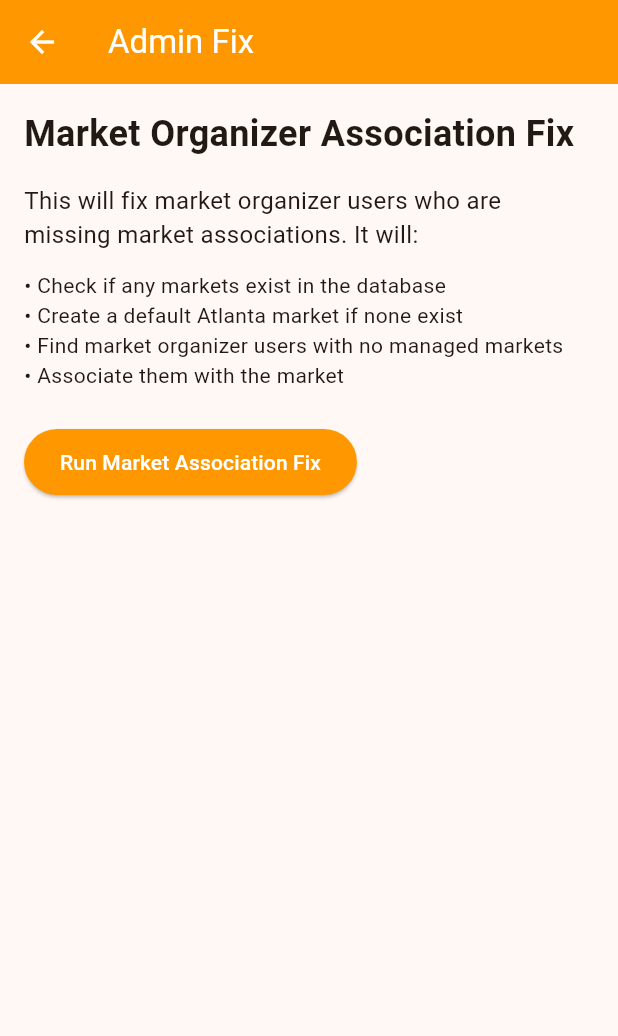
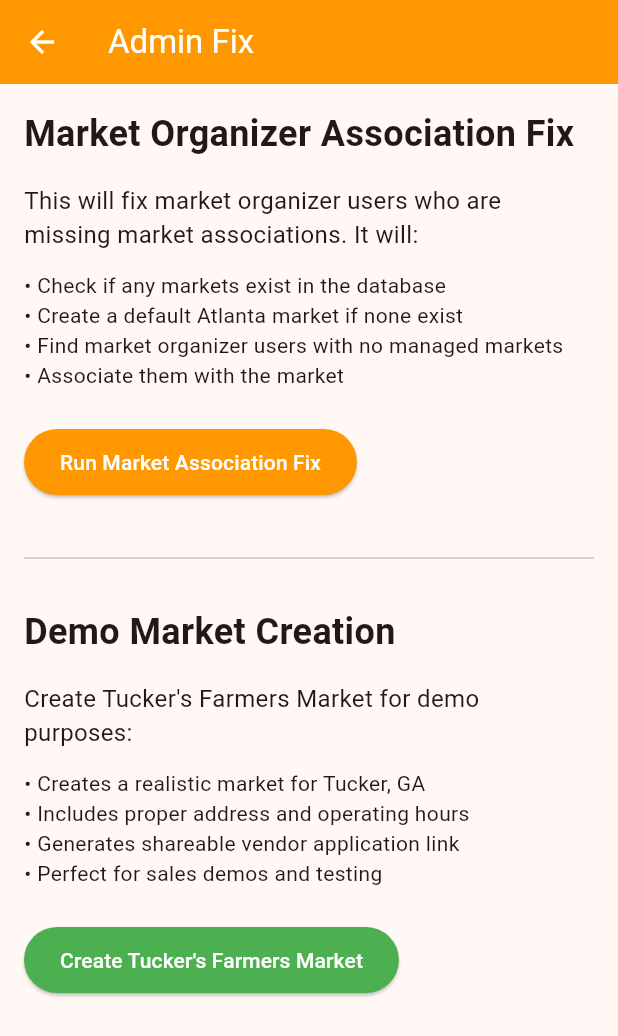
Before and after one commit to jwgillispie/hipop, a Flutter app: the AdminFixScreen screen opened by its route, on a phone screen of 412 x 824 dp. Shown: the top 1036 px of the screen. Run offline on Flutter 3.47's test engine with Material 3 defaults, Android fonts, the phone set to English and light mode, and no system bars; our stand-ins replace cached_network_image, cloud_firestore, equatable, firebase_auth, firebase_core, firebase_remote_config and 4 more; accounts and stored records are empty; generated files the repository leaves out were written again.

Commit message:
Add Tucker's Farmers Market creation tool for demo
- Add Tucker's Farmers Market creation button to admin fix screen
- Include realistic market details: address, hours, description
- Generate shareable vendor application links automatically
- Perfect for sales demo with Tucker's tomorrow
- Provides step-by-step demo instructions after creation

🤖 Generated with [Claude Code](https://claude.ai/code)

Co-Authored-By: Claude <noreply@anthropic.com>

```diff
--- a/hipop/lib/screens/admin_fix_screen.dart
+++ b/hipop/lib/screens/admin_fix_screen.dart
@@ -1,5 +1,7 @@
 import 'package:flutter/material.dart';
 import '../services/user_profile_service.dart';
+import '../services/market_service.dart';
+import '../models/market.dart';
 
 class AdminFixScreen extends StatefulWidget {
   const AdminFixScreen({super.key});
@@ -65,6 +67,35 @@ class _AdminFixScreenState extends State<AdminFixScreen> {
                       ],
                     )
                   : const Text('Run Market Association Fix'),
+            ),
+            const SizedBox(height: 32),
+
+            // Tucker's Market Creation Section
+            const Divider(),
+            const SizedBox(height: 24),
+            const Text(
+              'Demo Market Creation',
+              style: TextStyle(fontSize: 24, fontWeight: FontWeight.bold),
+            ),
+            const SizedBox(height: 16),
+            const Text(
+              'Create Tucker\'s Farmers Market for demo purposes:',
+              style: TextStyle(fontSize: 16),
+            ),
+            const SizedBox(height: 12),
+            const Text('• Creates a realistic market for Tucker, GA'),
+            const Text('• Includes proper address and operating hours'),
+            const Text('• Generates shareable vendor application link'),
+            const Text('• Perfect for sales demos and testing'),
+            const SizedBox(height: 24),
+            ElevatedButton(
+              onPressed: _isLoading ? null : _createTuckersMarket,
+              style: ElevatedButton.styleFrom(
+                backgroundColor: Colors.green,
+                foregroundColor: Colors.white,
+                padding: const EdgeInsets.symmetric(horizontal: 24, vertical: 12),
+              ),
+              child: const Text('Create Tucker\'s Farmers Market'),
             ),
             const SizedBox(height: 24),
             if (_result.isNotEmpty) ...[
@@ -161,4 +192,73 @@ class _AdminFixScreenState extends State<AdminFixScreen> {
       });
     }
   }
+
+  Future<void> _createTuckersMarket() async {
+    setState(() {
+      _isLoading = true;
+      _result = '';
+    });
+
+    try {
+      // Create Tucker's Farmers Market
+      final tuckersMarket = Market(
+        id: '', // Will be auto-generated
+        name: 'Tucker\'s Farmers Market',
+        address: '4796 LaVista Rd, Tucker, GA 30084',
+        city: 'Tucker',
+        state: 'GA',
+        latitude: 33.8567,  // Approximate coordinates for Tucker, GA
+        longitude: -84.2154,
+        description: 'Tucker\'s premier farmers market featuring local vendors, fresh produce, artisanal goods, and community spirit. Operating since 2010, we support local farmers and makers while bringing the community together every weekend.',
+        operatingDays: const {
+          'saturday': '8:00 AM - 1:00 PM',
+          'sunday': '10:00 AM - 2:00 PM',
+        },
+        isActive: true,
+        createdAt: DateTime.now(),
+      );
+
+      // Add to database
+      final marketId = await MarketService.createMarket(tuckersMarket);
+
+      String resultText = '🌟 TUCKER\'S FARMERS MARKET CREATED!\n\n';
+      resultText += '📍 Market ID: $marketId\n';
+      resultText += '📋 Name: ${tuckersMarket.name}\n';
+      resultText += '🏠 Address: ${tuckersMarket.address}\n';
+      resultText += '⏰ Hours: Saturday 8AM-1PM, Sunday 10AM-2PM\n\n';
+
+      resultText += '🔗 SHAREABLE LINKS:\n';
+      resultText += '• Production: https://hipop.app/apply/$marketId\n';
+      resultText += '• Test: hipop://apply/$marketId\n\n';
+
+      resultText += '🎯 DEMO READY!\n';
+      resultText += 'Use this market for your Tucker\'s Farmers Market demo.\n';
+      resultText += 'Show them the vendor application form and management system.\n';
+      resultText += 'Market organizers can claim this market by signing up.\n\n';
+
+      resultText += '📱 NEXT STEPS:\n';
+      resultText += '1. Go to Vendor Applications screen\n';
+      resultText += '2. Click "Share Application Link"\n';
+      resultText += '3. Copy and test the application form\n';
+      resultText += '4. Show Tucker\'s how vendors can apply easily!';
+
+      setState(() {
+        _result = resultText;
+      });
+
+    } catch (e) {
+      setState(() {
+        _result = '❌ Error creating Tucker\'s Farmers Market:\n\n$e\n\n';
+        _result += '🔧 Alternative: Add this data manually:\n';
+        _result += '1. Sign in as a market organizer\n';
+        _result += '2. Go to Market Management\n';
+        _result += '3. Create new market with Tucker\'s details\n';
+        _result += '4. Use the vendor application system to demo';
+      });
+    } finally {
+      setState(() {
+        _isLoading = false;
+      });
+    }
+  }
 }
--- /dev/null
+++ b/hipop/scripts/add_tuckers_market.dart
@@ -0,0 +1,115 @@
+import 'dart:io';
+import 'package:cloud_firestore/cloud_firestore.dart';
+import 'package:firebase_core/firebase_core.dart';
+
+// Mock classes for script execution
+class Market {
+  final String id;
+  final String name;
+  final String address;
+  final String city;
+  final String state;
+  final String zipCode;
+  final double latitude;
+  final double longitude;
+  final String? description;
+  final Map<String, String> operatingDays;
+  final bool isActive;
+  final String? organizerId;
+  final DateTime createdAt;
+  final DateTime? updatedAt;
+
+  const Market({
+    required this.id,
+    required this.name,
+    required this.address,
+    required this.city,
+    required this.state,
+    required this.zipCode,
+    required this.latitude,
+    required this.longitude,
+    this.description,
+    this.operatingDays = const {},
+    this.isActive = true,
+    this.organizerId,
+    required this.createdAt,
+    this.updatedAt,
+  });
+
+  Map<String, dynamic> toFirestore() {
+    return {
+      'name': name,
+      'address': address,
+      'city': city,
+      'state': state,
+      'zipCode': zipCode,
+      'latitude': latitude,
+      'longitude': longitude,
+      'description': description,
+      'operatingDays': operatingDays,
+      'isActive': isActive,
+      'organizerId': organizerId,
+      'createdAt': Timestamp.fromDate(createdAt),
+      'updatedAt': updatedAt != null ? Timestamp.fromDate(updatedAt!) : Timestamp.fromDate(createdAt),
+    };
+  }
+}
+
+Future<void> main() async {
+  print('🌟 Adding Tucker\'s Farmers Market to HiPop Database...\n');
+
+  try {
+    // Initialize Firebase (you'll need to configure this for your project)
+    await Firebase.initializeApp();
+
+    final firestore = FirebaseFirestore.instance;
+    final marketsCollection = firestore.collection('markets');
+
+    // Create Tucker's Farmers Market data
+    final tuckersMarket = Market(
+      id: '', // Will be auto-generated
+      name: 'Tucker\'s Farmers Market',
+      address: '4796 LaVista Rd, Tucker, GA 30084',
+      city: 'Tucker',
+      state: 'GA',
+      zipCode: '30084',
+      latitude: 33.8567,  // Approximate coordinates for Tucker, GA
+      longitude: -84.2154,
+      description: 'Tucker\'s premier farmers market featuring local vendors, fresh produce, artisanal goods, and community spirit. Operating since 2010, we support local farmers and makers while bringing the community together every weekend.',
+      operatingDays: {
+        'saturday': '8:00 AM - 1:00 PM',
+        'sunday': '10:00 AM - 2:00 PM',
+      },
+      isActive: true,
+      organizerId: null, // Will be set when market organizer signs up
+      createdAt: DateTime.now(),
+      updatedAt: DateTime.now(),
+    );
+
+    // Add to Firestore
+    final docRef = await marketsCollection.add(tuckersMarket.toFirestore());
+
+    print('✅ Successfully added Tucker\'s Farmers Market!');
+    print('📍 Market ID: ${docRef.id}');
+    print('🔗 Vendor Application Link: https://hipop.app/apply/${docRef.id}');
+    print('🔗 Test Link: hipop://apply/${docRef.id}');
+
+    print('\n📋 Market Details:');
+    print('   Name: ${tuckersMarket.name}');
+    print('   Address: ${tuckersMarket.address}');
+    print('   Hours: Saturday 8AM-1PM, Sunday 10AM-2PM');
+    print('   Description: ${tuckersMarket.description}');
+
+    print('\n🎯 Demo Ready!');
+    print('   Use this market for your Tucker\'s Farmers Market demo');
+    print('   Show them the vendor application form and management system');
+    print('   Market organizers can claim this market by signing up');
+
+  } catch (e) {
+    print('❌ Error adding Tucker\'s Farmers Market: $e');
+    print('\n🔧 Alternative: Add this data manually through the app:');
+    print('   1. Sign in as a market organizer');
+    print('   2. Go to Market Management');
+    print('   3. Create new market with the details above');
+  }
+}
```
